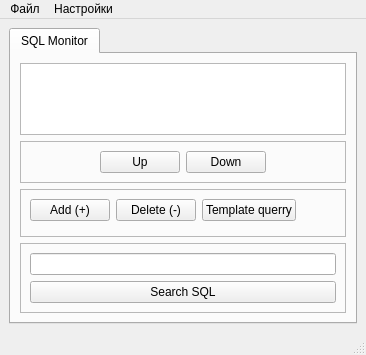
First picture: the form in ui/main_window.ui, repository graal101/SQLiteVisualizer, before the edit.
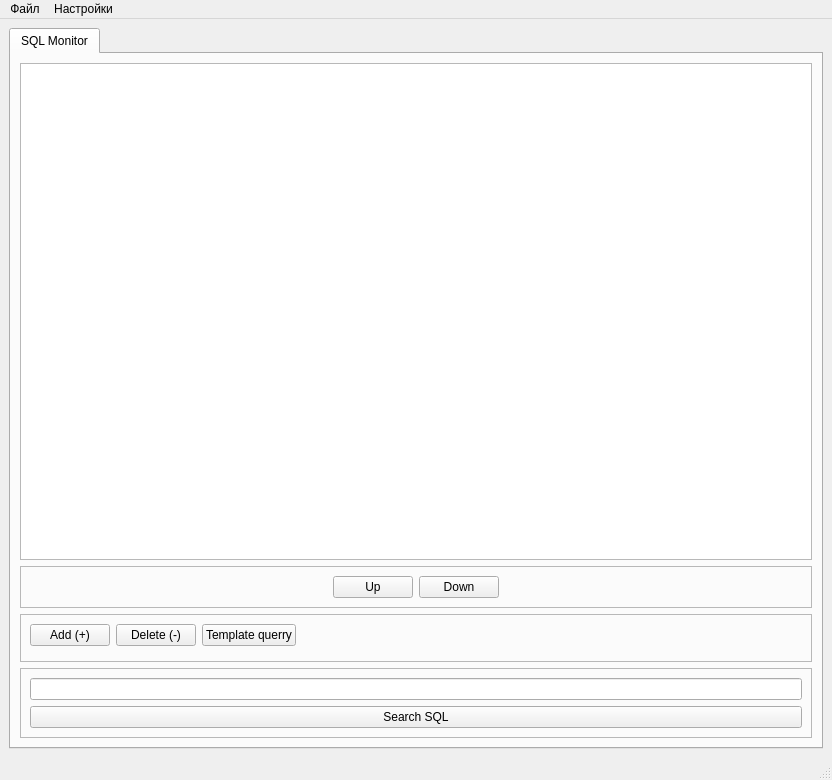
Second picture: the form after the edit. Icons and pictures are not drawn.

```diff
--- a/ui/main_window.ui
+++ b/ui/main_window.ui
@@ -2,6 +2,14 @@
 <ui version="4.0">
  <class>MainWindow</class>
  <widget class="QMainWindow" name="MainWindow">
+  <property name="geometry">
+   <rect>
+    <x>0</x>
+    <y>0</y>
+    <width>832</width>
+    <height>780</height>
+   </rect>
+  </property>
   <property name="windowTitle">
    <string>SQLiteVisualizer</string>
   </property>
@@ -175,7 +183,7 @@
     <rect>
      <x>0</x>
      <y>0</y>
-     <width>858</width>
+     <width>832</width>
      <height>23</height>
     </rect>
    </property>
```
